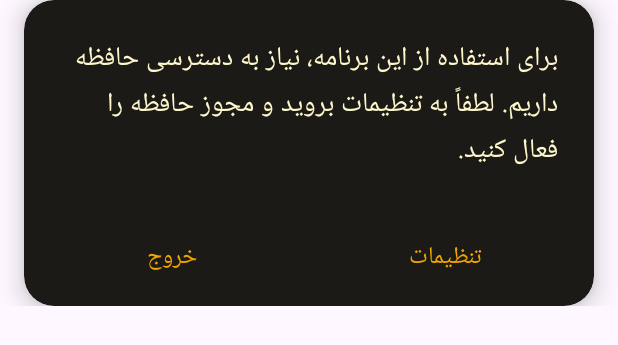
After one commit to miladgoli/DuskPlayer, an Android app: the layout settings_permission_dialog.xml on its own in the app's theme, with its tools: preview values and no code run, on a phone screen of 412 x 824 dp. The commit adds this screen. Shown: the top 345 px of the screen. Run offline under Robolectric (Android 15) with nearby library versions, the phone set to English and light mode, and no system bars.

Commit message:
Give Permission
-give read storage permission
-implement custom dialogs

```diff
--- /dev/null
+++ b/app/src/main/res/layout/settings_permission_dialog.xml
@@ -0,0 +1,72 @@
+<?xml version="1.0" encoding="utf-8"?>
+<androidx.constraintlayout.widget.ConstraintLayout xmlns:android="http://schemas.android.com/apk/res/android"
+    xmlns:app="http://schemas.android.com/apk/res-auto"
+    android:layout_width="match_parent"
+    android:layout_height="wrap_content">
+
+    <androidx.cardview.widget.CardView
+        app:contentPadding="8sp"
+        android:layout_width="match_parent"
+        android:layout_height="match_parent"
+        app:cardCornerRadius="20dp"
+        app:cardElevation="10dp"
+        app:cardBackgroundColor="@color/dusk_dark_black"
+        android:layout_margin="16dp">
+
+        <androidx.constraintlayout.widget.ConstraintLayout
+            android:layout_width="match_parent"
+            android:layout_height="match_parent"
+            >
+
+            <TextView
+                android:id="@+id/textView"
+                android:layout_width="match_parent"
+                android:layout_height="wrap_content"
+                android:layout_margin="16dp"
+                android:gravity="right"
+                android:text="برای استفاده از این برنامه، نیاز به دسترسی حافظه داریم. لطفاً به تنظیمات بروید و مجوز حافظه را فعال کنید."
+                android:textColor="@color/dusk_very_light_yellow"
+                android:textSize="18sp"
+                app:layout_constraintEnd_toEndOf="parent"
+                app:layout_constraintStart_toStartOf="parent"
+                app:layout_constraintTop_toTopOf="parent" />
+
+            <com.google.android.material.button.MaterialButton
+                android:id="@+id/btnGoSettingPermissionDialog"
+                style="@style/Widget.MaterialComponents.Button.TextButton"
+                android:layout_width="0dp"
+                android:layout_height="wrap_content"
+                android:layout_marginTop="32dp"
+                android:text="تنظیمات"
+                android:textSize="16sp"
+                android:textColor="@color/dusk_light_yellow"
+                app:layout_constraintBottom_toBottomOf="parent"
+                app:layout_constraintEnd_toEndOf="parent"
+                app:layout_constraintHorizontal_bias="0.5"
+                app:layout_constraintStart_toEndOf="@+id/btnExitSettingPermissionDialog"
+                app:layout_constraintTop_toBottomOf="@+id/textView" />
+
+            <com.google.android.material.button.MaterialButton
+                android:id="@+id/btnExitSettingPermissionDialog"
+                style="@style/Widget.MaterialComponents.Button.TextButton"
+                android:layout_width="0dp"
+                android:layout_height="wrap_content"
+                android:layout_marginTop="32dp"
+                android:text="خروج"
+                android:textColor="@color/dusk_light_yellow"
+                android:textSize="16sp"
+                app:layout_constraintBottom_toBottomOf="parent"
+                app:layout_constraintEnd_toStartOf="@+id/btnGoSettingPermissionDialog"
+                app:layout_constraintHorizontal_bias="0.5"
+                app:layout_constraintStart_toStartOf="parent"
+                app:layout_constraintTop_toBottomOf="@+id/textView" />
+
+
+        </androidx.constraintlayout.widget.ConstraintLayout>
+
+
+    </androidx.cardview.widget.CardView>
+
+
+
+</androidx.constraintlayout.widget.ConstraintLayout>
```
Also changed, not shown: app/src/main/java/com/example/duskplayer/DuskDialogs.kt (added, +67 -0 lines), app/src/main/java/com/example/duskplayer/MainActivity.kt (+109 -0 lines), app/src/main/java/com/example/duskplayer/Tools.kt (added, +53 -0 lines), app/src/main/res/layout/why_permission_dialog.xml (added, +72 -0 lines).
